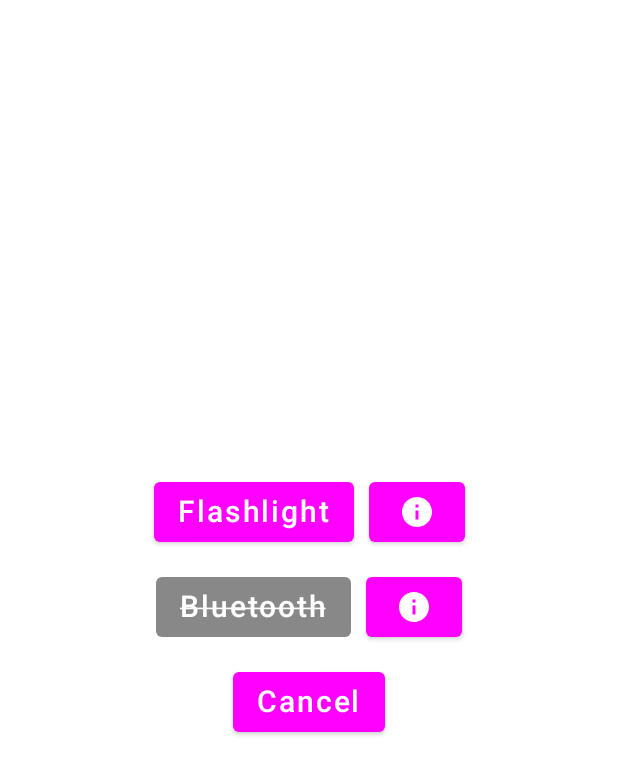
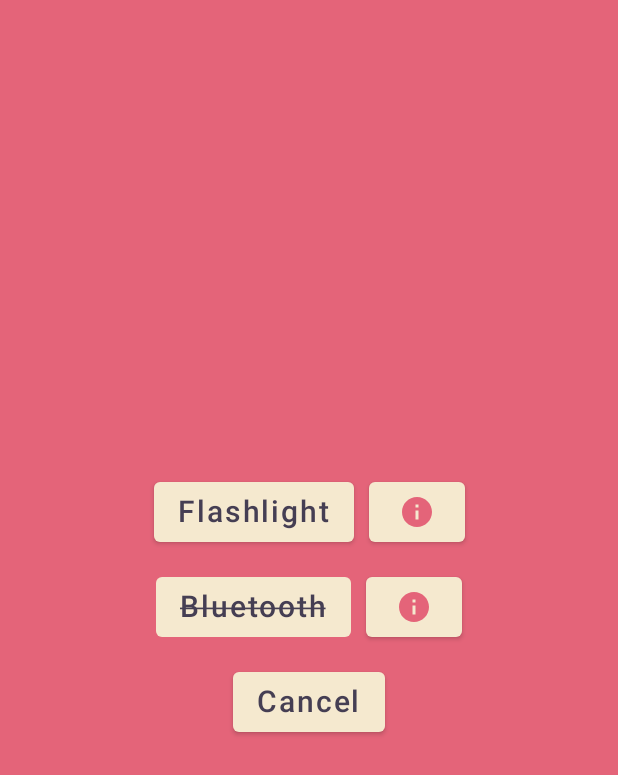
Before and after one commit to Risto12/MorseCodeGame, an Android app built with Jetpack Compose: the screen it shows after launch (MainActivity), after a tap on "Flashlight", on a phone screen of 412 x 824 dp. Shown: the top 775 px of the screen. Run offline under Robolectric (Android 15) with nearby library versions, the phone set to English and light mode, and no system bars; our stand-ins replace Dagger/Hilt's generated code, Room's generated code; 1 statement that could not run was skipped; 3 other taps on this screen came first.

Commit message:
feat: implementing material theme

```diff
--- a/app/build.gradle
+++ b/app/build.gradle
@@ -68,6 +68,7 @@
 dependencies {
     def room_version = "2.4.3"
     def hilt_version = "2.44"
+    def material3_version = "1.0.1"
     // TODO add comments why obsolete dependency is used
     implementation("androidx.room:room-runtime:$room_version")
     annotationProcessor("androidx.room:room-compiler:$room_version")
@@ -80,6 +81,7 @@
     implementation("com.google.dagger:hilt-android:$hilt_version")
     kapt("com.google.dagger:hilt-android-compiler:$hilt_version")
     implementation "androidx.navigation:navigation-compose:2.5.1"
+    implementation "androidx.compose.material3:material3:$material3_version"
 
     //noinspection GradleDependency
     implementation("androidx.room:room-guava:$room_version")
--- a/app/src/main/java/com/example/morsecodegame/MainActivity.kt
+++ b/app/src/main/java/com/example/morsecodegame/MainActivity.kt
@@ -5,10 +5,12 @@
 import androidx.activity.ComponentActivity
 import androidx.activity.compose.setContent
 import androidx.activity.viewModels
+import androidx.annotation.IdRes
 import androidx.compose.foundation.BorderStroke
 import androidx.compose.foundation.background
 import androidx.compose.foundation.layout.*
 import androidx.compose.material.Icon
+import androidx.compose.material.MaterialTheme
 import androidx.compose.material.Surface
 import androidx.compose.material.icons.Icons
 import androidx.compose.material.icons.filled.Info
@@ -17,6 +19,7 @@
 import androidx.compose.ui.Alignment
 import androidx.compose.ui.Modifier
 import androidx.compose.ui.graphics.Color
+import androidx.compose.ui.platform.LocalContext
 import androidx.compose.ui.res.stringResource
 import androidx.compose.ui.tooling.preview.Preview
 import androidx.compose.ui.unit.dp
@@ -26,16 +29,23 @@
 import com.example.morsecodegame.composables.SharedComposable
 import com.example.morsecodegame.configurations.MainInfoTextConfigurations
 import com.example.morsecodegame.ui.theme.MorseCodeGameTheme
+import com.example.morsecodegame.ui.theme.VintageRed
 import com.example.morsecodegame.utility.DebugLifecycleObserver
 import com.example.morsecodegame.utility.LifecycleDebugLogger
 import com.example.morsecodegame.utility.ToastGenerator
+import com.example.morsecodegame.utility.getStringUpper
 import com.example.morsecodegame.viewModel.OptionsViewModel
 import dagger.hilt.android.AndroidEntryPoint
 import javax.inject.Inject
 
+
 private enum class GameType {
     LIGHT, SOUND, BLUETOOTH, FLASHLIGHT
 }
+
+// TODO
+// Make the popup windows respect their boundaries
+// Buttons texts should be upper case
 
 @AndroidEntryPoint
 class MainActivity :
@@ -110,10 +120,14 @@
                 loadingOptions = false
                 launch
             }
+
             var singlePlayerClicked by rememberSaveable { mutableStateOf(false) }
             var multiplayerClicked by rememberSaveable { mutableStateOf(false) }
+            MorseCodeGameTheme {
                 Box(
-                modifier = Modifier.background(color = Color.White).fillMaxSize()
+                    modifier = Modifier
+                        .background(color = MaterialTheme.colors.background)
+                        .fillMaxSize()
                 ) {
                     if (!loadingOptions) {
                         when {
@@ -142,6 +156,8 @@
                         SharedComposable.DefaultText(text = "Loading ...")
                     }
                 }
+
+            }
         }
     }
 }
@@ -152,6 +168,7 @@
     onClickCancel: () -> Unit,
     infoTexts: MainInfoTextConfigurations
 ) = MorseCodeGameTheme {
+    LocalContext.current.getStringUpper(R.string.start_screen_sound)
     Column(
         modifier = Modifier.fillMaxSize(),
         verticalArrangement = Arrangement.Center,
@@ -200,6 +217,7 @@
         verticalArrangement = Arrangement.Center,
         horizontalAlignment = Alignment.CenterHorizontally
     ) {
+        val localContext = LocalContext.current
         ButtonWithInfoBox(
             defaultButtonConfigurations = SharedComposable.DefaultButtonConfigurations(
                 text = "Flashlight",
@@ -242,9 +260,9 @@
             ) {
                 Surface(
                     elevation = 9.dp,
-                    color = Color.White,
-                    border = BorderStroke(2.dp, color = Color.Magenta),
-                    contentColor = Color.Magenta,
+                    color = MaterialTheme.colors.onPrimary,
+                    border = BorderStroke(2.dp, color = MaterialTheme.colors.secondary),
+                    contentColor = MaterialTheme.colors.secondary,
                     modifier = Modifier.defaultMinSize(240.dp, 250.dp)
                 ) {
                     Column(
@@ -266,7 +284,7 @@
                     Icon(
                         imageVector = Icons.Default.Info,
                         contentDescription = iconContentDescription,
-                        tint = Color.White
+                        tint = MaterialTheme.colors.primary
                     )
                 },
                 click = {
@@ -287,7 +305,8 @@
     onClickMorseCode: () -> Unit,
     version: String
 ) = MorseCodeGameTheme {
-    Box(modifier = Modifier.background(color = Color.White)) {
+    val localContext = LocalContext.current
+    Box(modifier = Modifier.background(color = MaterialTheme.colors.background)) {
         Column(
             modifier = Modifier.fillMaxSize(),
             verticalArrangement = Arrangement.Center,
@@ -299,32 +318,32 @@
             )
             SharedComposable.DefaultButton(
                 configurations = SharedComposable.DefaultButtonConfigurations(
-                    text = "Single player",
+                    text = localContext.getStringUpper(R.string.start_screen_single_player),
                     click = onClickSinglePlayer
                 )
             )
             SharedComposable.DefaultButton(
                 configurations = SharedComposable.DefaultButtonConfigurations(
-                    text = "Multiplayer",
+                    text = localContext.getStringUpper(R.string.start_screen_multiplayer),
                     click = onClickMultiplayer,
                     available = true
                 )
             )
             SharedComposable.DefaultButton(
                 configurations = SharedComposable.DefaultButtonConfigurations(
-                    text = "Options",
+                    text = localContext.getStringUpper(R.string.start_screen_options),
                     click = onClickOptions
                 )
             )
             SharedComposable.DefaultButton(
                 configurations = SharedComposable.DefaultButtonConfigurations(
-                    text = "Morse Code",
+                    text = localContext.getStringUpper(R.string.start_screen_morse_code),
                     click = onClickMorseCode
                 )
             )
             SharedComposable.DefaultButton(
                 configurations = SharedComposable.DefaultButtonConfigurations(
-                    text = "Exit",
+                    text = localContext.getStringUpper(R.string.start_screen_exit),
                     click = onClickExit
                 )
             )
--- a/app/src/main/java/com/example/morsecodegame/composables/SharedComposable.kt
+++ b/app/src/main/java/com/example/morsecodegame/composables/SharedComposable.kt
@@ -5,6 +5,7 @@
 import androidx.compose.foundation.layout.*
 import androidx.compose.material.Button
 import androidx.compose.material.ButtonDefaults
+import androidx.compose.material.MaterialTheme
 import androidx.compose.material.Text
 import androidx.compose.runtime.Composable
 import androidx.compose.ui.Modifier
@@ -16,8 +17,10 @@
 import androidx.compose.ui.unit.TextUnit
 import androidx.compose.ui.unit.dp
 import androidx.compose.ui.unit.sp
+import com.example.morsecodegame.ui.theme.MorseCodeGameTheme
+import com.example.morsecodegame.ui.theme.VintageBlack
+import com.example.morsecodegame.ui.theme.VintageWhite
 
-val DEFAULT_THEME_COLOR = Color.Magenta
 
 object SharedComposable {
 
@@ -48,7 +51,7 @@
     ) {
         Text(
             text = text,
-            color = DEFAULT_THEME_COLOR,
+            color = MaterialTheme.colors.onPrimary,
             fontSize = fontSize,
             fontWeight = FontWeight.Black,
             fontStyle = FontStyle.Italic,
@@ -61,11 +64,12 @@
     fun DefaultText(
         text: String,
         modifier: Modifier = Modifier.padding(bottom = 5.dp),
-        fontSize: TextUnit = 15.sp
+        fontSize: TextUnit = 15.sp,
+        color: Color = MaterialTheme.colors.secondary
     ) {
         Text(
             text = text,
-            color = DEFAULT_THEME_COLOR,
+            color = color,
             fontSize = fontSize,
             fontWeight = FontWeight.Black,
             fontStyle = FontStyle.Italic,
@@ -80,13 +84,13 @@
         modifier: Modifier = Modifier.padding(bottom = 15.dp)
     ) {
         val (color, textDecoration) = if (configurations.available) {
-            Pair(DEFAULT_THEME_COLOR, null)
+            Pair(MaterialTheme.colors.secondaryVariant, null)
         } else {
-            Pair(Color.Gray, TextDecoration.LineThrough)
+            Pair(MaterialTheme.colors.secondaryVariant, TextDecoration.LineThrough)
         }
         Button(
             colors = ButtonDefaults.textButtonColors(
-                backgroundColor = color
+                backgroundColor = MaterialTheme.colors.onPrimary
             ),
             modifier = modifier,
             onClick = configurations.click,
@@ -94,7 +98,7 @@
         ) {
             Text(
                 text = configurations.text,
-                color = Color.White,
+                color = color,
                 fontSize = 20.sp,
                 textDecoration = textDecoration
             )
@@ -107,7 +111,11 @@
         configurations: DefaultButtonComposableConfigurations,
         modifier: Modifier = Modifier.fillMaxWidth()
     ) {
-        val color = if (configurations.available) DEFAULT_THEME_COLOR else Color.Gray
+        val color = if (configurations.available)
+            MaterialTheme.colors.onPrimary
+        else
+            MaterialTheme.colors.onPrimary // maybe light color here ?
+
         Button(
             colors = ButtonDefaults.textButtonColors(
                 backgroundColor = color
--- a/app/src/main/java/com/example/morsecodegame/ui/theme/Color.kt
+++ b/app/src/main/java/com/example/morsecodegame/ui/theme/Color.kt
@@ -6,3 +6,21 @@
 val Purple500 = Color(0xFF6200EE)
 val Purple700 = Color(0xFF3700B3)
 val Teal200 = Color(0xFF03DAC5)
+
+
+val VintageWhite = Color(0xFFF5E9CF)
+val VintageWhiteBright = Color(0xFFF7EFE0)
+val VintageWhiteDark = Color(0xFFE4D6B8)
+
+val VintageRed = Color(0xFFE46479)
+val VintageRedBright = Color(0xFFD87988)
+val VintageRedDark = Color(0xFFE91E43) // TODO Too bright compared to VintageRed. Needs to to be deeper not brighter
+
+val VintageBlack = Color(0xFF4D455D)
+val VintageBlackDark = Color(0xFF453E53)
+val VintageBlackBright = Color(0xFF544D64)
+
+
+val VintageGreen = Color(0xFF7DB9B6)
+val VintageGreenBright = Color(0xFF90C5C3)
+val VintageGreenDark = Color(0xFF76B3AF)
--- a/app/src/main/java/com/example/morsecodegame/ui/theme/Theme.kt
+++ b/app/src/main/java/com/example/morsecodegame/ui/theme/Theme.kt
@@ -1,30 +1,33 @@
 package com.example.morsecodegame.ui.theme
 
+import android.annotation.SuppressLint
 import androidx.compose.foundation.isSystemInDarkTheme
 import androidx.compose.material.MaterialTheme
 import androidx.compose.material.darkColors
 import androidx.compose.material.lightColors
 import androidx.compose.runtime.Composable
 
+@SuppressLint("ConflictingOnColor")
 private val DarkColorPalette = darkColors(
-    primary = Purple200,
-    primaryVariant = Purple700,
-    secondary = Teal200
+    primary = VintageRed,
+    primaryVariant = VintageRedDark,
+    onPrimary = VintageBlack,
+    secondary = VintageWhite,
+    secondaryVariant = VintageWhiteDark,
+    onSecondary = VintageBlack,
+    background = VintageRed
 )
 
+// Well these are copies but maybe in future there be differences
+@SuppressLint("ConflictingOnColor")
 private val LightColorPalette = lightColors(
-    primary = Purple500,
-    primaryVariant = Purple700,
-    secondary = Teal200
-
-    /* Other default colors to override
-    background = Color.White,
-    surface = Color.White,
-    onPrimary = Color.White,
-    onSecondary = Color.Black,
-    onBackground = Color.Black,
-    onSurface = Color.Black,
-    */
+    primary = VintageRed,
+    primaryVariant = VintageRedDark,
+    onPrimary = VintageWhite,
+    secondary = VintageBlack,
+    secondaryVariant = VintageBlackDark,
+    onSecondary = VintageWhite,
+    background = VintageRed
 )
 
 @Composable
--- a/app/src/main/java/com/example/morsecodegame/utility/ExtensionUtilities.kt
+++ b/app/src/main/java/com/example/morsecodegame/utility/ExtensionUtilities.kt
@@ -1,12 +1,17 @@
 package com.example.morsecodegame.utility
 
+import android.content.Context
 import android.content.Intent
 import android.util.Log
+import androidx.annotation.IdRes
+import androidx.annotation.StringRes
 import com.example.morsecodegame.CommonIntentExtraKeys
 import com.example.morsecodegame.model.Options
 import java.util.*
 
 private const val CONFIGURATION_LOG_TAG = "Configurations builder"
+
+fun Context.getStringUpper(@StringRes id: Int): String = getString(id).uppercase()
 
 fun Intent.getOptions() = getParcelableExtra<Options>(CommonIntentExtraKeys.OPTIONS)!!
 
--- a/app/src/main/res/values/strings.xml
+++ b/app/src/main/res/values/strings.xml
@@ -12,4 +12,15 @@
     <string name="flash_light_not_supported">Your phone doesn\'t support flashlight</string>
     <string name="flash_light_not_supported_characters">Input contains not supported characters. Supported characters are </string>
     <string name="flash_light_empty_value">This value can\'t be empty. Please insert text</string>
+    <string name="flash_light_insert_text">Insert text</string>
+
+    <string name="start_screen_sound">SOUND</string>
+    <string name="start_screen_single_player">SINGLE PLAYER</string>
+    <string name="start_screen_multiplayer">MULTIPLAYER</string>
+    <string name="start_screen_blinking_light">BLINKING LIGHT</string>
+    <string name="start_screen_bluetooth">BLUETOOTH</string>
+    <string name="start_screen_flashlight">FLASHLIGHT</string>
+    <string name="start_screen_morse_code">MORSE CODE</string>
+    <string name="start_screen_exit">EXIT</string>
+    <string name="start_screen_options">OPTIONS</string>
 </resources>
```
Also changed, not shown: app/src/main/java/com/example/morsecodegame/FlashLightActivity.kt (+10 -7 lines), app/src/main/java/com/example/morsecodegame/OptionsActivity.kt (+16 -8 lines). Lines whose indentation alone changed are shown as unchanged.
